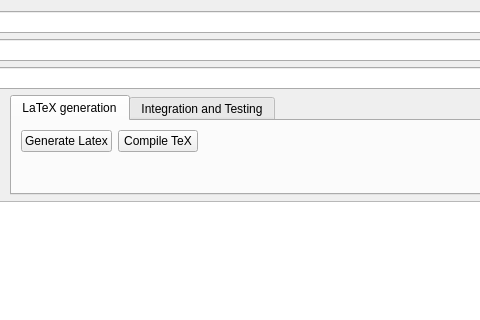
Above: ui/dialoggenerate.ui from sbmlteam/QtDeviser before the change; both pictures show x 166 to 646 and y 0 to 320 of the 934 by 480 pixel window. Below: the same form after it.
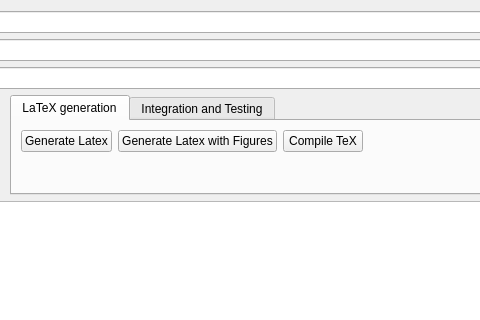
That is the form after the change. The open tabs and pages were chosen to show the change. Icons and pictures are not drawn.

Diff of the .ui file:
```diff
--- a/ui/dialoggenerate.ui
+++ b/ui/dialoggenerate.ui
@@ -256,6 +256,13 @@
               </property>
              </widget>
             </item>
+            <item>
+             <widget class="QPushButton" name="cmdGenerateLatexWithFigures">
+              <property name="text">
+               <string>Generate Latex with Figures</string>
+              </property>
+             </widget>
+            </item>
             <item>
              <widget class="QPushButton" name="cmdCompileTex">
               <property name="toolTip">
```
Left out of the diff: 19 changed lines with no effect on the pictures.
